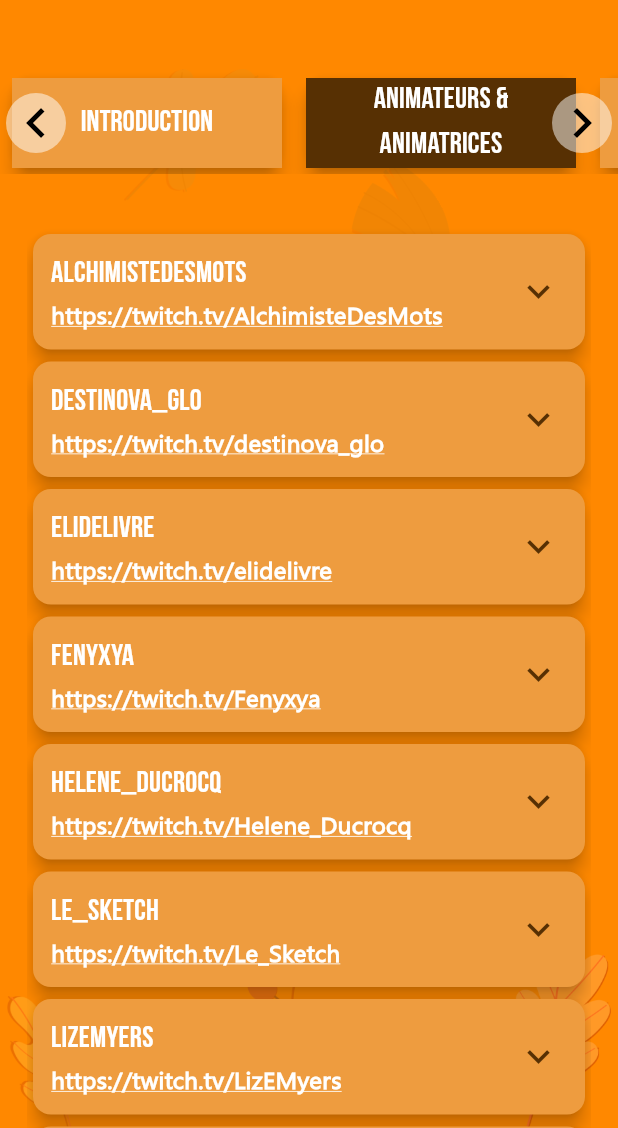
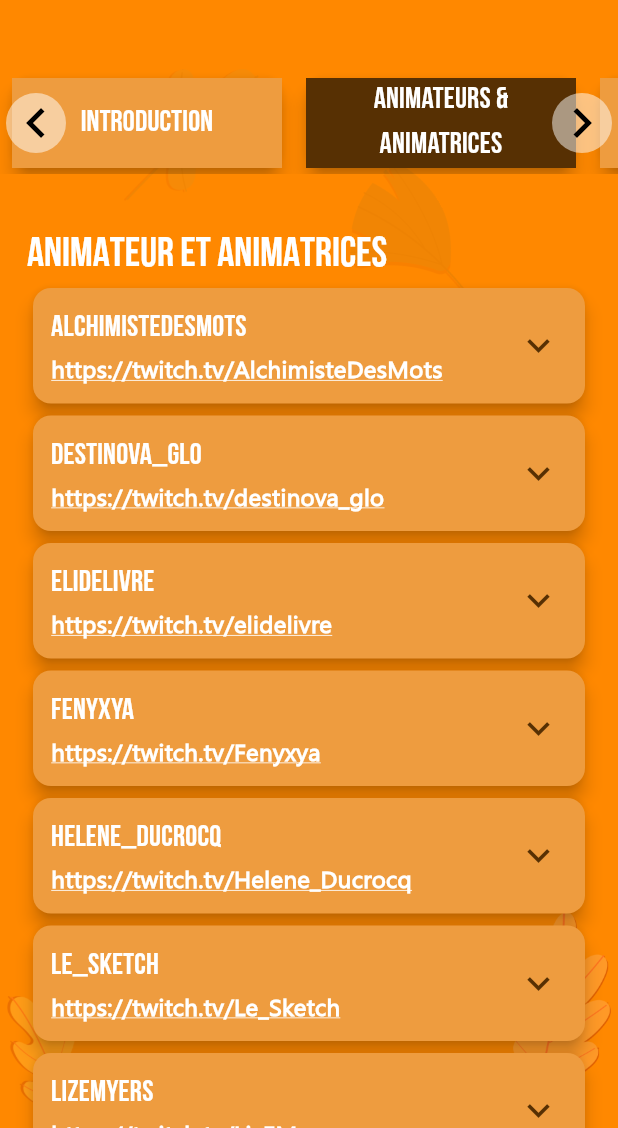
Before and after one commit to pariterre/multistreamer_pomodoro, a Flutter app: the screen it shows after launch, after a tap on an icon or button, on a phone screen of 412 x 824 dp, the part 108-1236 px from its top. Run offline on Flutter 3.47's test engine with Material 2 defaults, Android fonts, the phone set to English and light mode, and no system bars; our stand-ins replace firebase_core, shared_preferences, youtube_player_iframe; missing offline and left inert: enhanced_containers, twitch_manager; accounts and stored records are empty; statements that could not run were skipped.

```diff
--- a/lib/screens/introduction_page.dart
+++ b/lib/screens/introduction_page.dart
@@ -1,11 +1,14 @@
 import 'package:flutter/material.dart';
 import 'package:pomo_latte_pumpkin/config.dart';
+import 'package:pomo_latte_pumpkin/widgets/tab_container.dart';
 import 'package:pomo_latte_pumpkin/widgets/youtube_box.dart';
 import 'package:url_launcher/url_launcher.dart';
 import 'package:youtube_player_iframe/youtube_player_iframe.dart';
 
 class IntroductionPage extends StatelessWidget {
-  const IntroductionPage({super.key});
+  const IntroductionPage({super.key, required this.maxWidth});
+
+  final double maxWidth;
 
   @override
   Widget build(BuildContext context) {
@@ -19,15 +22,12 @@ class IntroductionPage extends StatelessWidget {
       ),
     );
 
-    return Column(
+    return TabContainer(
+      maxWidth: maxWidth,
+      child: Column(
         crossAxisAlignment: CrossAxisAlignment.start,
         children: [
           Text('INTRODUCTION', style: Theme.of(context).textTheme.titleLarge),
-        Expanded(
-          child: SingleChildScrollView(
-            child: Column(
-              crossAxisAlignment: CrossAxisAlignment.start,
-              children: [
           YoutubeBox(
             controller: youtubeController,
             widthRatio: 0.8,
@@ -71,9 +71,6 @@ class IntroductionPage extends StatelessWidget {
           const SizedBox(height: 50),
         ],
       ),
-          ),
-        ),
-      ],
     );
   }
 }
--- a/lib/screens/main_page.dart
+++ b/lib/screens/main_page.dart
@@ -58,9 +58,7 @@ class _MainPageState extends State<MainPage> with TickerProviderStateMixin {
 
   @override
   Widget build(BuildContext context) {
-    final columnWidth = MediaQuery.of(context).size.width > 536
-        ? 500.0
-        : MediaQuery.of(context).size.width - 36;
+    const double columnWidth = 500;
 
     return Scaffold(
       body: Stack(
@@ -70,12 +68,11 @@ class _MainPageState extends State<MainPage> with TickerProviderStateMixin {
           if (widget.isServer)
             Padding(
               padding: const EdgeInsets.only(top: 156.0),
-              child: SizedBox(
-                  width: columnWidth,
               child: ViewersPage(
+                maxWidth: columnWidth,
                 isInitialized: _isInitialized,
                 isServer: widget.isServer,
-                  )),
+              ),
             ),
           if (!widget.isServer)
             Column(
@@ -86,21 +83,19 @@ class _MainPageState extends State<MainPage> with TickerProviderStateMixin {
                 const SizedBox(height: 36),
                 Expanded(
                   child: Center(
-                    child: SizedBox(
-                      width: columnWidth,
                     child: TabBarView(
                       controller: _tabController,
                       children: [
-                          const IntroductionPage(),
-                          const StreamerPage(),
-                          const SchedulePage(),
+                        const IntroductionPage(maxWidth: columnWidth),
+                        const StreamerPage(maxWidth: columnWidth),
+                        const SchedulePage(maxWidth: columnWidth),
                         ViewersPage(
+                          maxWidth: columnWidth,
                           isInitialized: _isInitialized,
                           isServer: widget.isServer,
                         ),
-                          const ThankingPage(),
+                        const ThankingPage(maxWidth: columnWidth),
                       ],
-                      ),
                     ),
                   ),
                 )
--- a/lib/screens/streamer_page.dart
+++ b/lib/screens/streamer_page.dart
@@ -2,12 +2,15 @@ import 'package:flutter/material.dart';
 import 'package:pomo_latte_pumpkin/config.dart';
 import 'package:pomo_latte_pumpkin/models/streamer_info.dart';
 import 'package:pomo_latte_pumpkin/widgets/animated_expanding_card.dart';
+import 'package:pomo_latte_pumpkin/widgets/tab_container.dart';
 import 'package:pomo_latte_pumpkin/widgets/youtube_box.dart';
 import 'package:url_launcher/url_launcher.dart';
 import 'package:youtube_player_iframe/youtube_player_iframe.dart';
 
 class StreamerPage extends StatelessWidget {
-  const StreamerPage({super.key});
+  const StreamerPage({super.key, required this.maxWidth});
+
+  final double maxWidth;
 
   @override
   Widget build(BuildContext context) {
@@ -15,10 +18,20 @@ class StreamerPage extends StatelessWidget {
         (a, b) => a.name.toLowerCase().compareTo(b.name.toLowerCase()),
       );
 
-    return ListView.builder(
-        itemCount: streamerInfoSorted.length,
-        itemBuilder: (context, index) =>
-            _StreamerCard(streamerInfo: streamerInfoSorted[index]));
+    return TabContainer(
+        maxWidth: maxWidth,
+        child: Column(
+          mainAxisAlignment: MainAxisAlignment.start,
+          children: [
+            SizedBox(
+                width: double.infinity,
+                child: Text('ANIMATEUR ET ANIMATRICES',
+                    style: Theme.of(context).textTheme.titleLarge)),
+            ...streamerInfoSorted
+                .map((e) => _StreamerCard(streamerInfo: e))
+                .toList(),
+          ],
+        ));
   }
 }
 
--- /dev/null
+++ b/lib/widgets/tab_container.dart
@@ -0,0 +1,25 @@
+import 'package:flutter/material.dart';
+
+class TabContainer extends StatelessWidget {
+  const TabContainer({super.key, required this.child, required this.maxWidth});
+
+  final double maxWidth;
+  final Widget child;
+
+  @override
+  Widget build(BuildContext context) {
+    final windowWidth = MediaQuery.of(context).size.width;
+
+    return SingleChildScrollView(
+      child: Padding(
+        padding: EdgeInsets.symmetric(
+            horizontal:
+                windowWidth > maxWidth + 36 ? (windowWidth - maxWidth) / 2 : 0),
+        child: Padding(
+          padding: const EdgeInsets.symmetric(horizontal: 36.0 / 2),
+          child: child,
+        ),
+      ),
+    );
+  }
+}
```
Also changed, not shown: lib/screens/schedule_page.dart (+30 -24 lines), lib/screens/thanking_page.dart (+18 -21 lines), lib/screens/viewers_page.dart (+16 -13 lines). Lines whose indentation alone changed are shown as unchanged.
